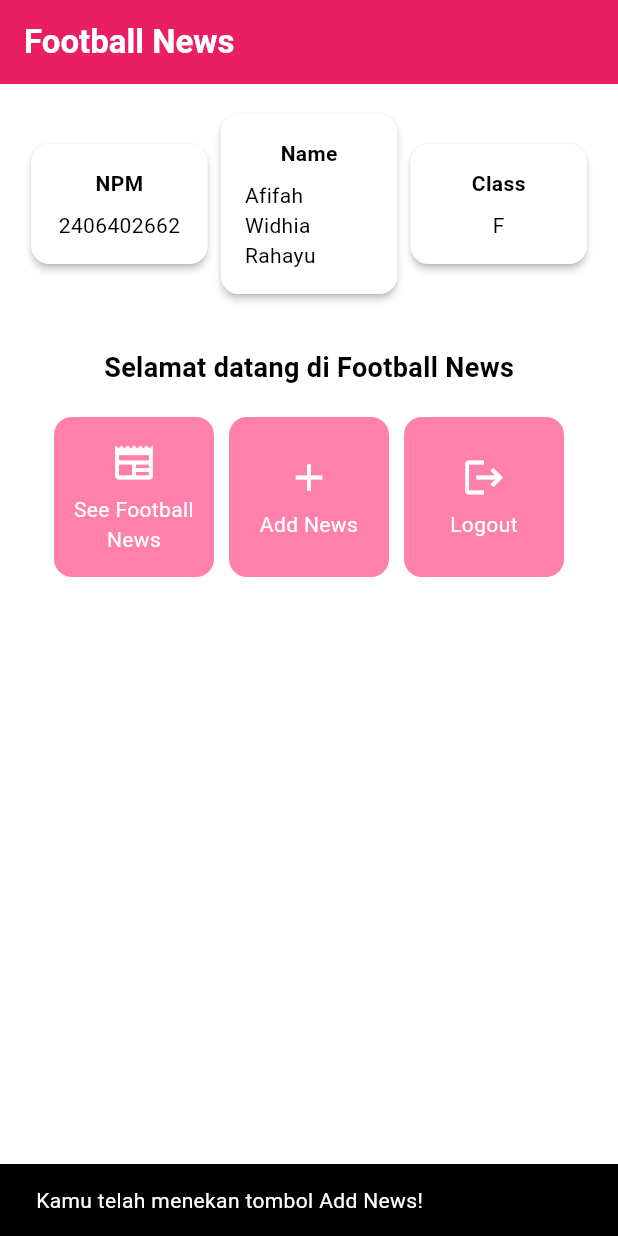
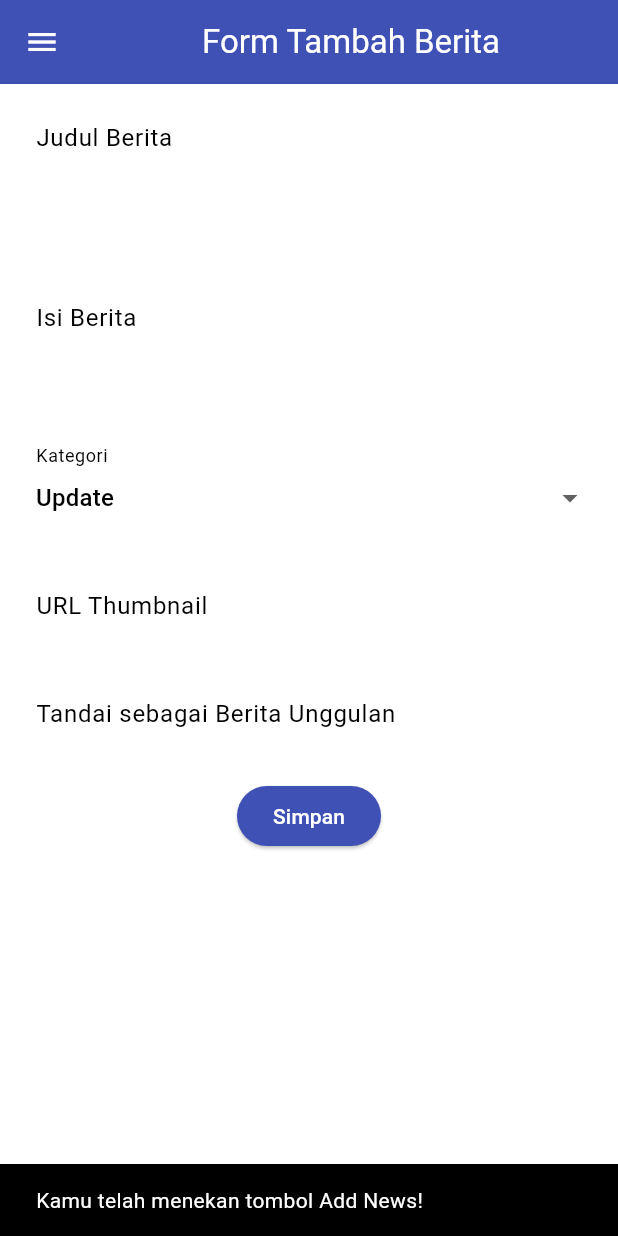
Before and after one commit to afifahwidhia/football-news-mobile, a Flutter app: the screen it shows after launch, after a tap on "Add News", on a phone screen of 412 x 824 dp. Run offline on Flutter 3.47's test engine with Material 3 defaults, Android fonts, the phone set to English and light mode, and no system bars.

Commit message:
tutorial 7 selesai

```diff
--- a/lib/main.dart
+++ b/lib/main.dart
@@ -1,5 +1,5 @@
 import 'package:flutter/material.dart';
-import 'package:football_news/menu.dart';
+import 'package:football_news/screens/menu.dart';
 
 void main() {
   runApp(const MyApp());
@@ -29,7 +29,7 @@ class MyApp extends StatelessWidget {
         //
         // This works for code too, not just values: Most code changes can be
         // tested with just a hot reload.
-        colorScheme: ColorScheme.fromSwatch(primarySwatch: Colors.pink,
+        colorScheme: ColorScheme.fromSwatch(primarySwatch: Colors.indigo,
         ).copyWith(secondary: Colors.pinkAccent[100]),
       ),
       home: MyHomePage(),
--- a/lib/menu.dart
+++ b/lib/screens/menu.dart
@@ -1,4 +1,6 @@
 import 'package:flutter/material.dart';
+import 'package:football_news/widgets/left_drawer.dart';
+import 'package:football_news/widgets/news_card.dart';
 
 class MyHomePage extends StatelessWidget {
   MyHomePage({super.key});
@@ -32,6 +34,7 @@ class MyHomePage extends StatelessWidget {
         backgroundColor: Theme.of(context).colorScheme.primary,
       ),
       // Body halaman dengan padding di sekelilingnya.
+      drawer: const LeftDrawer(),
       body: Padding(
         padding: const EdgeInsets.all(16.0),
         // Menyusun widget secara vertikal dalam sebuah kolom.
@@ -132,58 +135,3 @@ class ItemHomepage {
 
   ItemHomepage(this.name, this.icon);
 }
-
-class ItemCard extends StatelessWidget {
-  // Menampilkan kartu dengan ikon dan nama.
-
-  final ItemHomepage item;
-
-  const ItemCard(this.item, {super.key});
-
-  @override
-  Widget build(BuildContext context) {
-    return Material(
-      // Menentukan warna latar belakang dari tema aplikasi.
-      color: Theme.of(context).colorScheme.secondary,
-      // Membuat sudut kartu melengkung.
-      borderRadius: BorderRadius.circular(12),
-
-      child: InkWell(
-        // Aksi ketika kartu ditekan.
-        onTap: () {
-          // Menampilkan pesan SnackBar saat kartu ditekan.
-          ScaffoldMessenger.of(context)
-            ..hideCurrentSnackBar()
-            ..showSnackBar(
-              SnackBar(
-                  content:
-                  Text("Kamu telah menekan tombol ${item.name}!")),
-            );
-        },
-        // Container untuk menyimpan Icon dan Text
-        child: Container(
-          padding: const EdgeInsets.all(8),
-          child: Center(
-            child: Column(
-              // Menyusun ikon dan teks di tengah kartu.
-              mainAxisAlignment: MainAxisAlignment.center,
-              children: [
-                Icon(
-                  item.icon,
-                  color: Colors.white,
-                  size: 30.0,
-                ),
-                const Padding(padding: EdgeInsets.all(3)),
-                Text(
-                  item.name,
-                  textAlign: TextAlign.center,
-                  style: const TextStyle(color: Colors.white),
-                ),
-              ],
-            ),
-          ),
-        ),
-      ),
-    );
-  }
-}
--- /dev/null
+++ b/lib/screens/newslist_form.dart
@@ -0,0 +1,207 @@
+import 'package:flutter/material.dart';
+import 'package:football_news/widgets/left_drawer.dart';
+
+class NewsFormPage extends StatefulWidget {
+  const NewsFormPage({super.key});
+
+  @override
+  State<NewsFormPage> createState() => _NewsFormPageState();
+}
+
+class _NewsFormPageState extends State<NewsFormPage> {
+  // handler form
+  final _formKey = GlobalKey<FormState>();
+
+  // state input
+  String _title = "";
+  String _content = "";
+  String _category = "update";
+  String _thumbnail = "";
+  bool _isFeatured = false;
+
+  final List<String> _categories = [
+    'transfer',
+    'update',
+    'exclusive',
+    'match',
+    'rumor',
+    'analysis',
+  ];
+
+  @override
+  Widget build(BuildContext context) {
+    return Scaffold(
+      appBar: AppBar(
+        title: const Center(child: Text('Form Tambah Berita')),
+        backgroundColor: Colors.indigo,
+        foregroundColor: Colors.white,
+      ),
+      drawer: const LeftDrawer(),
+      body: Form(
+        key: _formKey,
+        child: SingleChildScrollView(
+          child: Column(
+            crossAxisAlignment: CrossAxisAlignment.start,
+            children: [
+              // === Title ===
+              Padding(
+                padding: const EdgeInsets.all(8.0),
+                child: TextFormField(
+                  decoration: InputDecoration(
+                    hintText: "Judul Berita",
+                    labelText: "Judul Berita",
+                    border: OutlineInputBorder(
+                      borderRadius: BorderRadius.circular(5.0),
+                    ),
+                  ),
+                  onChanged: (String? value) {
+                    setState(() {
+                      _title = value!;
+                    });
+                  },
+                  validator: (String? value) {
+                    if (value == null || value.isEmpty) {
+                      return "Judul tidak boleh kosong!";
+                    }
+                    return null;
+                  },
+                ),
+              ),
+
+              // === Content ===
+              Padding(
+                padding: const EdgeInsets.all(8.0),
+                child: TextFormField(
+                  maxLines: 5,
+                  decoration: InputDecoration(
+                    hintText: "Isi Berita",
+                    labelText: "Isi Berita",
+                    border: OutlineInputBorder(
+                      borderRadius: BorderRadius.circular(5.0),
+                    ),
+                  ),
+                  onChanged: (String? value) {
+                    setState(() {
+                      _content = value!;
+                    });
+                  },
+                  validator: (String? value) {
+                    if (value == null || value.isEmpty) {
+                      return "Isi berita tidak boleh kosong!";
+                    }
+                    return null;
+                  },
+                ),
+              ),
+
+
+              // === Category ===
+              Padding(
+                padding: const EdgeInsets.all(8.0),
+                child: DropdownButtonFormField<String>(
+                  decoration: InputDecoration(
+                    labelText: "Kategori",
+                    border: OutlineInputBorder(
+                      borderRadius: BorderRadius.circular(5.0),
+                    ),
+                  ),
+                  value: _category,
+                  items: _categories
+                      .map((cat) => DropdownMenuItem(
+                    value: cat,
+                    child: Text(
+                        cat[0].toUpperCase() + cat.substring(1)),
+                  ))
+                      .toList(),
+                  onChanged: (String? newValue) {
+                    setState(() {
+                      _category = newValue!;
+                    });
+                  },
+                ),
+              ),
+
+
+              // === Thumbnail URL ===
+              Padding(
+                padding: const EdgeInsets.all(8.0),
+                child: TextFormField(
+                  decoration: InputDecoration(
+                    hintText: "URL Thumbnail (opsional)",
+                    labelText: "URL Thumbnail",
+                    border: OutlineInputBorder(
+                      borderRadius: BorderRadius.circular(5.0),
+                    ),
+                  ),
+                  onChanged: (String? value) {
+                    setState(() {
+                      _thumbnail = value!;
+                    });
+                  },
+                ),
+              ),
+
+              // === Is Featured ===
+              Padding(
+                padding: const EdgeInsets.all(8.0),
+                child: SwitchListTile(
+                  title: const Text("Tandai sebagai Berita Unggulan"),
+                  value: _isFeatured,
+                  onChanged: (bool value) {
+                    setState(() {
+                      _isFeatured = value;
+                    });
+                  },
+                ),
+              ),
+
+              Align(
+                alignment: Alignment.bottomCenter,
+                child: Padding(
+                  padding: const EdgeInsets.all(8.0),
+                  child: ElevatedButton(
+                    style: ButtonStyle(
+                      backgroundColor: MaterialStateProperty.all(Colors.indigo),
+                    ),
+                    onPressed: () {
+                      if (_formKey.currentState!.validate()) {
+                        showDialog(
+                          context: context,
+                          builder: (context) {
+                            return AlertDialog(
+                              title: const Text('Berita berhasil disimpan!'),
+                              content: SingleChildScrollView(
+                                child: Column(
+                                  crossAxisAlignment: CrossAxisAlignment.start,
+                                  children: [
+                                    Text('Judul: $_title'),
+                                    Text('Isi: $_content'),
+                                    Text('Kategori: $_category'),
+                                    Text('Thumbnail: $_thumbnail'),
+                                    Text('Unggulan: ${_isFeatured ? "Ya" : "Tidak"}'),
+                                  ],
+                                ),
+                              ),
+                              actions: [
+                                TextButton(
+                                  child: const Text('OK'),
+                                  onPressed: () => Navigator.pop(context),
+                                ),
+                              ],
+                            );
+                          },
+                        );
+                        _formKey.currentState!.reset();
+                      }
+                    },
+                    child: const Text("Simpan", style: TextStyle(color: Colors.white)),
+                  ),
+                ),
+              ),
+            ],
+          ),
+        ),
+      ),
+    );
+  }
+}
--- /dev/null
+++ b/lib/widgets/left_drawer.dart
@@ -0,0 +1,74 @@
+import 'package:flutter/material.dart';
+import 'package:football_news/screens/menu.dart';
+import 'package:football_news/screens/newslist_form.dart';
+
+class LeftDrawer extends StatelessWidget {
+  const LeftDrawer({super.key});
+
+  @override
+  Widget build(BuildContext context) {
+    return Drawer(
+      child: ListView(
+        children: [
+          const DrawerHeader(
+            decoration: BoxDecoration(color: Colors.blue),
+            child: Column(
+              children: [
+                Text(
+                  'Football News',
+                  textAlign: TextAlign.center,
+                  style: TextStyle(
+                    fontSize: 30,
+                    fontWeight: FontWeight.bold,
+                    color: Colors.white,
+                  ),
+                ),
+                Padding(padding: EdgeInsets.all(10)),
+                Text(
+                  "Seluruh berita sepak bola terkini di sini!",
+                  textAlign: TextAlign.center,
+                  style: TextStyle(
+                    fontSize: 15,
+                    color: Colors.white,
+                  ),
+                ),
+              ],
+            ),
+          ),
+
+          ListTile(
+            leading: const Icon(Icons.home_outlined),
+            title: const Text('Home'),
+            onTap: () {
+              Navigator.pushReplacement(
+                context,
+                MaterialPageRoute(builder: (context) => MyHomePage()),
+              );
+            },
+          ),
+          ListTile(
+            leading: const Icon(Icons.post_add),
+            title: const Text('Add News'),
+            onTap: () {
+              Navigator.pushReplacement(
+                context,
+                MaterialPageRoute(builder: (context) => const NewsFormPage()),
+              );
+            },
+          ),
+          ListTile(
+            leading: const Icon(Icons.newspaper),
+            title: const Text('See News'),
+            onTap: () {
+              ScaffoldMessenger.of(context)
+                ..hideCurrentSnackBar()
+                ..showSnackBar(const SnackBar(
+                  content: Text('Halaman See News belum dibuat 🙂'),
+                ));
+            },
+          ),
+        ],
+      ),
+    );
+  }
+}
--- /dev/null
+++ b/lib/widgets/news_card.dart
@@ -0,0 +1,65 @@
+import 'package:flutter/material.dart';
+import 'package:football_news/screens/newslist_form.dart';
+import 'package:football_news/screens/menu.dart';
+
+class ItemCard extends StatelessWidget {
+  // Menampilkan kartu dengan ikon dan nama.
+
+  final ItemHomepage item;
+
+  const ItemCard(this.item, {super.key});
+
+  @override
+  Widget build(BuildContext context) {
+    return Material(
+      // Menentukan warna latar belakang dari tema aplikasi.
+      color: Theme.of(context).colorScheme.secondary,
+      // Membuat sudut kartu melengkung.
+      borderRadius: BorderRadius.circular(12),
+
+      child: InkWell(
+        // Aksi ketika kartu ditekan.
+        onTap: () {
+          // Menampilkan pesan SnackBar saat kartu ditekan.
+          ScaffoldMessenger.of(context)
+            ..hideCurrentSnackBar()
+            ..showSnackBar(
+              SnackBar(
+                  content:
+                  Text("Kamu telah menekan tombol ${item.name}!")),
+            );
+          // Navigate ke route yang sesuai (tergantung jenis tombol)
+          if (item.name == "Add News") {
+            Navigator.push(
+              context,
+              MaterialPageRoute(builder: (context) => const NewsFormPage()),
+            );
+          }
+        },
+        // Container untuk menyimpan Icon dan Text
+        child: Container(
+          padding: const EdgeInsets.all(8),
+          child: Center(
+            child: Column(
+              // Menyusun ikon dan teks di tengah kartu.
+              mainAxisAlignment: MainAxisAlignment.center,
+              children: [
+                Icon(
+                  item.icon,
+                  color: Colors.white,
+                  size: 30.0,
+                ),
+                const Padding(padding: EdgeInsets.all(3)),
+                Text(
+                  item.name,
+                  textAlign: TextAlign.center,
+                  style: const TextStyle(color: Colors.white),
+                ),
+              ],
+            ),
+          ),
+        ),
+      ),
+    );
+  }
+}
```
